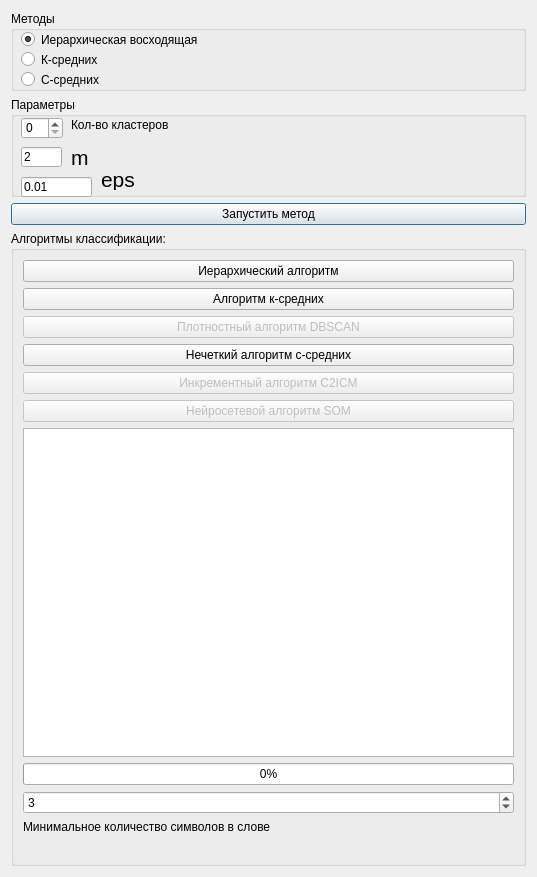
This is sources/DialogConfigClasterization.ui in AndreyTulyakov/TextStageProcessor as Qt 5 draws it before an edit. The edited form follows.
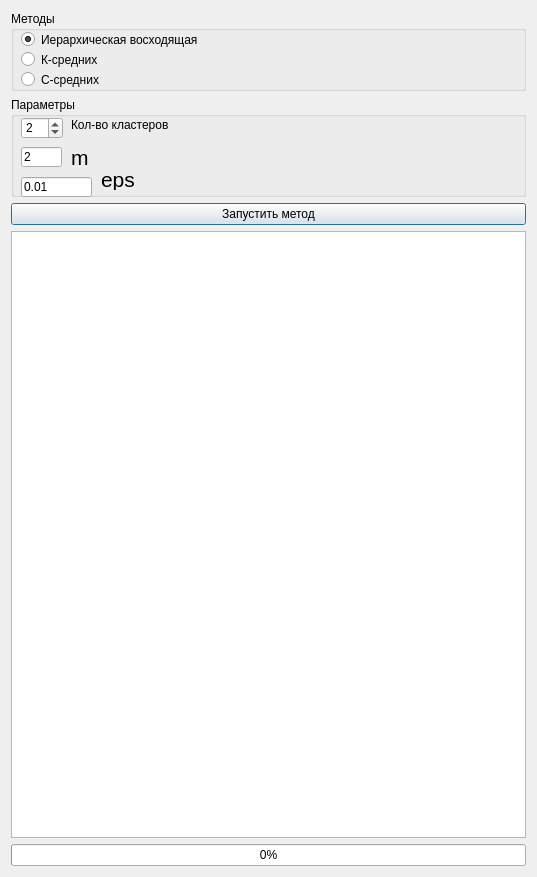
This is the edited form.

Commit message: закончил гуи для кластеризации

```diff
--- a/sources/DialogConfigClasterization.ui
+++ b/sources/DialogConfigClasterization.ui
@@ -77,6 +77,9 @@
    </item>
    <item>
     <widget class="QGroupBox" name="parameters">
+     <property name="enabled">
+      <bool>true</bool>
+     </property>
      <property name="sizePolicy">
       <sizepolicy hsizetype="Preferred" vsizetype="Preferred">
        <horstretch>0</horstretch>
@@ -101,6 +104,9 @@
         <height>22</height>
        </rect>
       </property>
+      <property name="value">
+       <number>2</number>
+      </property>
      </widget>
      <widget class="QLabel" name="label_2">
       <property name="geometry">
@@ -193,110 +199,17 @@
     </widget>
    </item>
    <item>
-    <widget class="QGroupBox" name="groupButtonsBox">
-     <property name="title">
-      <string>Алгоритмы классификации:</string>
+    <widget class="QTextEdit" name="textEdit">
+     <property name="readOnly">
+      <bool>true</bool>
      </property>
-     <layout class="QVBoxLayout" name="verticalLayout_2">
-      <item>
-       <widget class="QPushButton" name="buttonClasterization">
-        <property name="text">
-         <string>Иерархический алгоритм</string>
-        </property>
-       </widget>
-      </item>
-      <item>
-       <widget class="QPushButton" name="pushButtonKMiddle">
-        <property name="text">
-         <string>Алгоритм к-средних</string>
-        </property>
-       </widget>
-      </item>
-      <item>
-       <widget class="QPushButton" name="pushButtonDBSCAN">
-        <property name="enabled">
-         <bool>false</bool>
-        </property>
-        <property name="text">
-         <string>Плотностный алгоритм DBSCAN</string>
-        </property>
-       </widget>
-      </item>
-      <item>
-       <widget class="QPushButton" name="pushButtonCMiddle">
-        <property name="text">
-         <string>Нечеткий алгоритм с-средних</string>
-        </property>
-       </widget>
-      </item>
-      <item>
-       <widget class="QPushButton" name="pushButtonC2ICM">
-        <property name="enabled">
-         <bool>false</bool>
-        </property>
-        <property name="text">
-         <string>Инкрементный алгоритм C2ICM</string>
-        </property>
-       </widget>
-      </item>
-      <item>
-       <widget class="QPushButton" name="pushButtonSOM">
-        <property name="enabled">
-         <bool>false</bool>
-        </property>
-        <property name="text">
-         <string>Нейросетевой алгоритм SOM</string>
-        </property>
-       </widget>
-      </item>
-      <item>
-       <widget class="QTextEdit" name="textEdit">
-        <property name="readOnly">
-         <bool>true</bool>
-        </property>
-       </widget>
-      </item>
-      <item>
-       <widget class="QProgressBar" name="progressBar">
-        <property name="value">
-         <number>0</number>
-        </property>
-       </widget>
-      </item>
-      <item>
-       <layout class="QHBoxLayout" name="horizontalLayout"/>
-      </item>
-      <item>
-       <widget class="QSpinBox" name="spinBoxMinimalWordsLen">
-        <property name="enabled">
-         <bool>true</bool>
-        </property>
-        <property name="value">
-         <number>3</number>
-        </property>
-       </widget>
-      </item>
-      <item>
-       <widget class="QLabel" name="label">
-        <property name="text">
-         <string>Минимальное количество символов в слове</string>
-        </property>
-       </widget>
-      </item>
-      <item>
-       <spacer name="horizontalSpacer_2">
-        <property name="orientation">
-         <enum>Qt::Horizontal</enum>
-        </property>
-        <property name="sizeHint" stdset="0">
-         <size>
-          <width>40</width>
-          <height>20</height>
-         </size>
-        </property>
-       </spacer>
-      </item>
-     </layout>
+    </widget>
+   </item>
+   <item>
+    <widget class="QProgressBar" name="progressBar">
+     <property name="value">
+      <number>0</number>
+     </property>
     </widget>
    </item>
   </layout>
```
Left out of the diff: 15 changed lines with no effect on the pictures. The commit also changes 1 other file.
